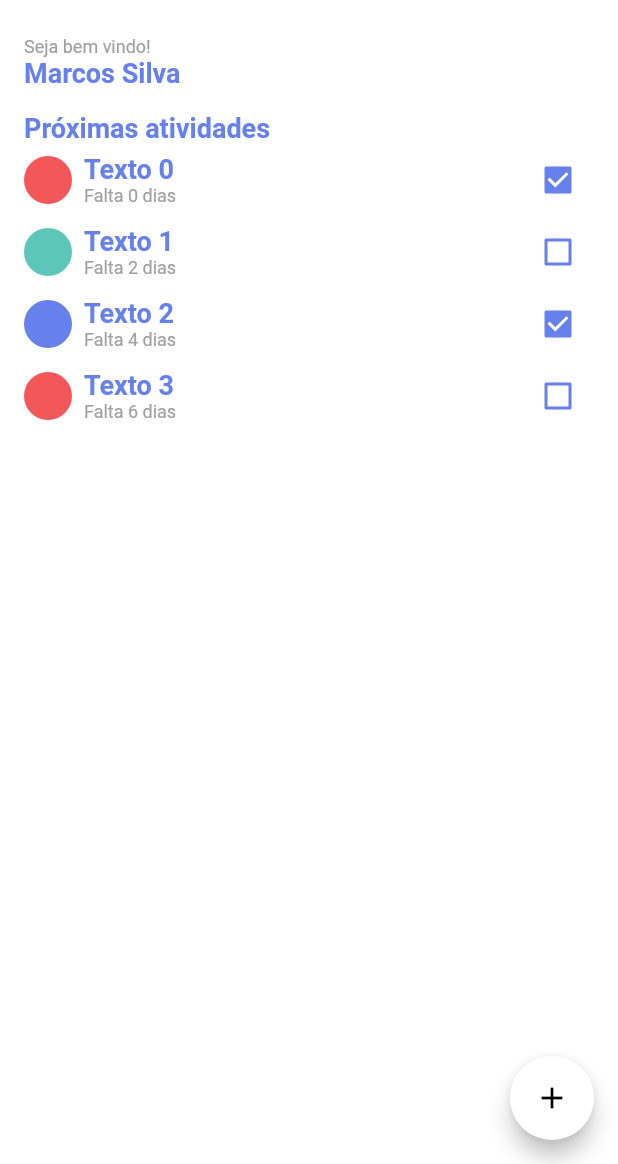
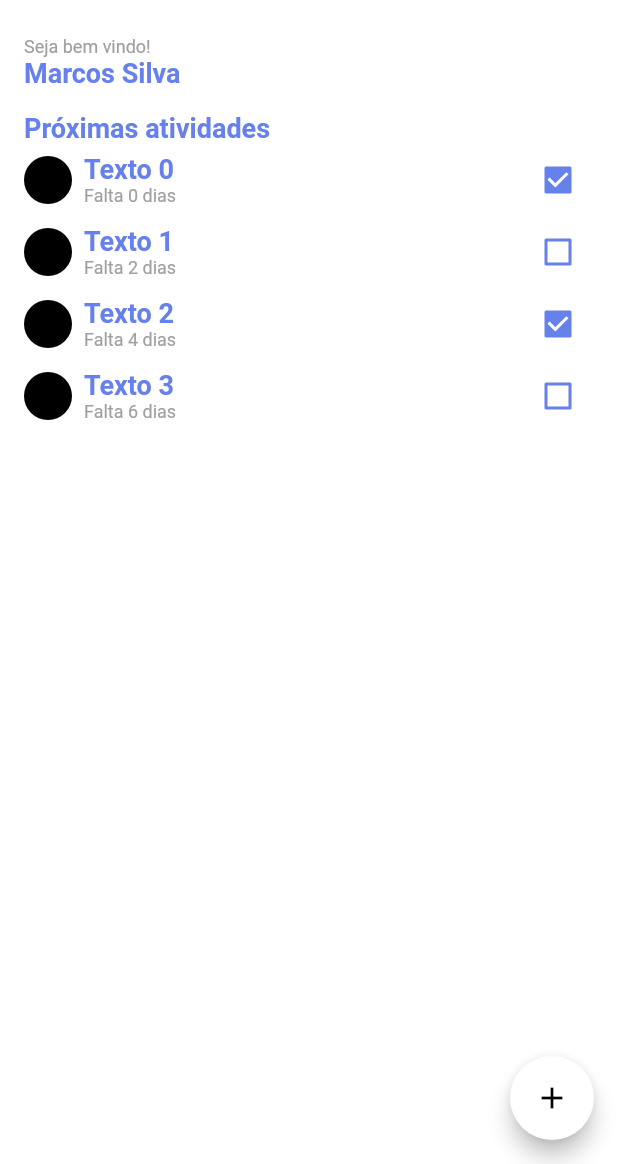
Before and after one commit to massilva/dispositivo-moveis-flutter, a Flutter app: the screen it shows after launch, on a phone screen of 412 x 824 dp, the part 72-1236 px from its top. Run offline on Flutter 3.47's test engine with Material 2 defaults, Android fonts, the phone set to English and light mode, and no system bars; our stand-ins replace flutter_colorpicker.

Commit message:
Generaliza o uso do categoryService para uso da base comum

```diff
--- a/minhas_financas/lib/modules/category/controllers/category_controller.dart
+++ b/minhas_financas/lib/modules/category/controllers/category_controller.dart
@@ -10,7 +10,7 @@ class CategoryController {
 
   List<Category> getCategories() => _categoryService.getCategories();
 
-  String? saveCategory(String name, int color, String description) {
+  String? saveCategory(String name, int color, String? description) {
     return _categoryService.save(
       Category(
         name: name,
--- a/minhas_financas/lib/modules/category/models/category_model.dart
+++ b/minhas_financas/lib/modules/category/models/category_model.dart
@@ -4,4 +4,6 @@ class Category {
   final String? description;
 
   Category({required this.name, required this.color, this.description});
+
+  static Category get empty => Category(name: '-', color: 0xFF000000);
 }
--- a/minhas_financas/lib/modules/category/services/category_service.dart
+++ b/minhas_financas/lib/modules/category/services/category_service.dart
@@ -5,9 +5,9 @@ class CategoryService {
 
   CategoryService()
       : _database = [
-          Category(name: 'Imposto', color: 0xFFF45757),
-          Category(name: 'Entrada', color: 0xFF5cc6ba),
-          Category(name: 'Pagamento', color: 0xFF6680EC),
+          // Category(name: 'Imposto', color: 0xFFF45757),
+          // Category(name: 'Entrada', color: 0xFF5cc6ba),
+          // Category(name: 'Pagamento', color: 0xFF6680EC),
         ];
 
   List<Category> getCategories() {
--- a/minhas_financas/lib/modules/task/services/task_service.dart
+++ b/minhas_financas/lib/modules/task/services/task_service.dart
@@ -1,3 +1,5 @@
+import 'package:minhas_financas/modules/category/models/category_model.dart';
+
 import '../models/task_model.dart';
 import '../../category/services/category_service.dart';
 
@@ -18,7 +20,9 @@ class TaskService {
         return Task(
           title: 'Texto $index',
           description: 'Falta ${index * 2} dias',
-          category: categories[index % categories.length],
+          category: categories.isNotEmpty
+              ? categories[index % categories.length]
+              : Category.empty,
           finished: index.isEven,
         );
       },
--- a/minhas_financas/lib/routes/routes_generator.dart
+++ b/minhas_financas/lib/routes/routes_generator.dart
@@ -1,6 +1,8 @@
 import 'package:flutter/material.dart';
 
+import '../modules/category/controllers/category_controller.dart';
 import '../modules/category/pages/add_category.dart';
+import '../modules/category/services/category_service.dart';
 import '../modules/home/pages/about.dart';
 import '../modules/home/pages/calendar.dart';
 import '../modules/category/pages/category.dart';
@@ -19,6 +21,11 @@ class RoutesGenerator {
   RoutesGenerator._();
 
   static Route generate(RouteSettings settings) {
+    final categoryService = CategoryService();
+    final categoryController = CategoryController(
+      categoryService: categoryService,
+    );
+
     switch (settings.name) {
       case homePage:
         return _goPage(const MyHomePage(userName: 'Marcos Silva'));
@@ -27,11 +34,11 @@ class RoutesGenerator {
       case aboutPage:
         return _goPage(const AboutPage());
       case categoryPage:
-        return _goPage(const CategoryPage());
+        return _goPage(CategoryPage(controller: categoryController));
       case calendarPage:
         return _goPage(const CalendarPage());
       case addCategoryPage:
-        return _goPage(CategoryAddPage());
+        return _goPage(CategoryAddPage(categoryController: categoryController));
       default:
         throw const FormatException(AppConstants.pageNotFound);
     }
```
Also changed, not shown: minhas_financas/lib/modules/category/pages/add_category.dart (+20 -12 lines), minhas_financas/lib/modules/category/pages/category.dart (+10 -6 lines).
